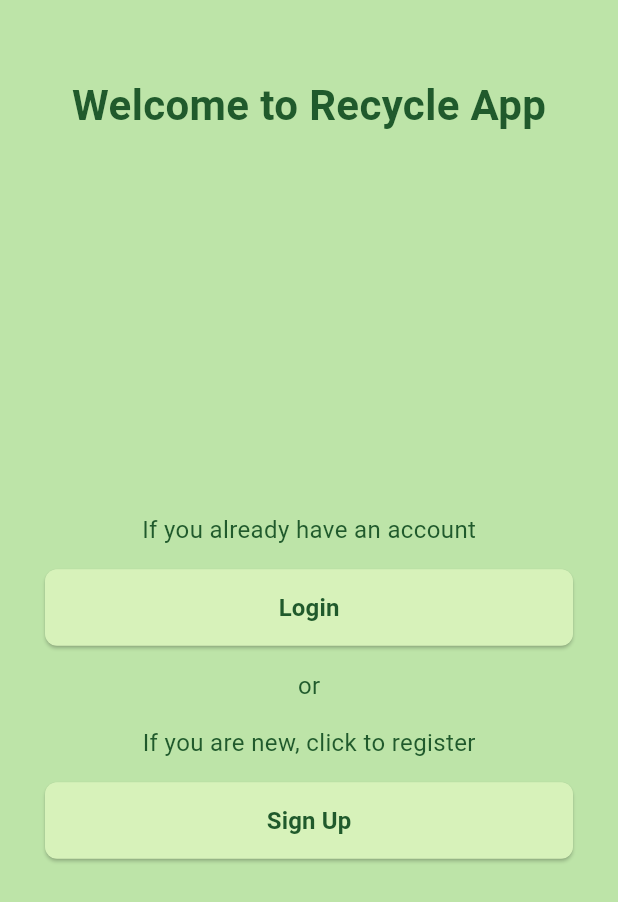
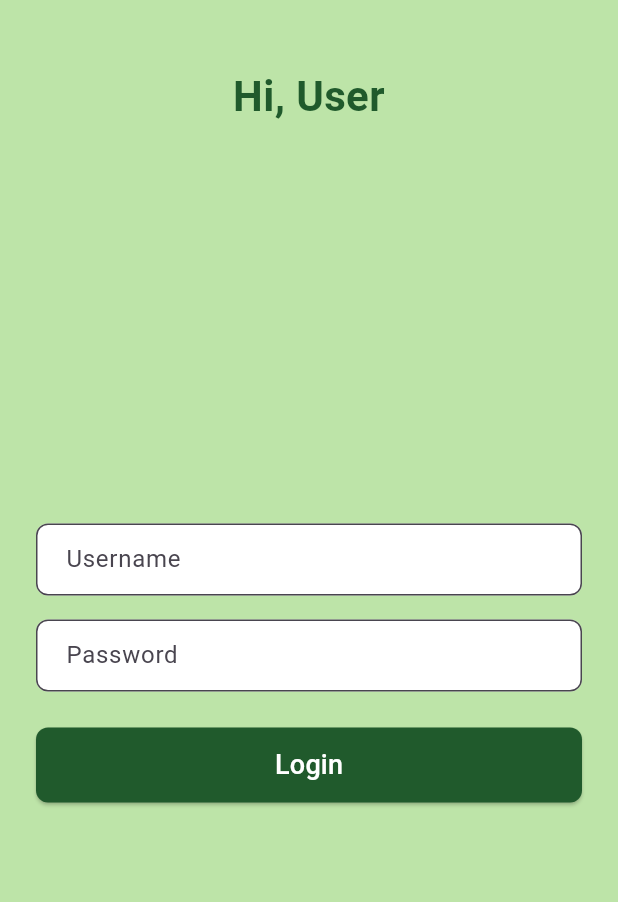
Before and after one commit to harilesmana/FE_RecycleMobile, a Flutter app: the WelcomeScreen screen opened directly, after a tap on "Login", on a phone screen of 412 x 824 dp. Shown: the top 902 px of the screen. Run offline on Flutter 3.47's test engine with Material 3 defaults, Android fonts, the light colour scheme and no system bars.

Commit message:
login register done

```diff
--- a/recycle_mobile/lib/main.dart
+++ b/recycle_mobile/lib/main.dart
@@ -1,6 +1,8 @@
 import 'package:recycle_mobile/screens/howToUse.dart';
 import 'package:recycle_mobile/screens/landingScreen.dart';
 import 'package:flutter/material.dart';
+import 'package:recycle_mobile/screens/loginScreen.dart';
+import 'package:recycle_mobile/screens/registerScreen.dart';
 import 'package:recycle_mobile/screens/welcomeScreen.dart';
 
 void main() {
@@ -18,7 +20,7 @@ class MyApp extends StatelessWidget {
       theme: ThemeData(
         useMaterial3: true,
       ),
-      home: const WelcomeScreen(),
+      home: const RegisterScreen(),
     );
   }
 }
--- /dev/null
+++ b/recycle_mobile/lib/screens/loginScreen.dart
@@ -0,0 +1,105 @@
+import 'package:flutter/material.dart';
+import 'package:recycle_mobile/util/colors.dart';
+
+class LoginScreen extends StatefulWidget {
+  const LoginScreen({super.key});
+
+  @override
+  State<LoginScreen> createState() => _LoginScreenState();
+}
+
+class _LoginScreenState extends State<LoginScreen> {
+  final TextEditingController _usernameController = TextEditingController();
+  final TextEditingController _passwordController = TextEditingController();
+
+  @override
+  void dispose() {
+    _usernameController.dispose();
+    _passwordController.dispose();
+    super.dispose();
+  }
+
+  @override
+  Widget build(BuildContext context) {
+    return Scaffold(
+      backgroundColor: AppColors.lightPrimaryColor,
+      body: SafeArea(
+        child: Padding(
+          padding: const EdgeInsets.all(24.0),
+          child: Column(
+            crossAxisAlignment: CrossAxisAlignment.stretch,
+            children: <Widget>[
+              const SizedBox(height: 20),
+              const Text(
+                'Hi, User',
+                style: TextStyle(
+                  fontSize: 28,
+                  fontWeight: FontWeight.bold,
+                  color: AppColors.darkPrimaryColor,
+                ),
+                textAlign: TextAlign.center,
+              ),
+              Expanded(
+                child: Column(
+                  mainAxisAlignment: MainAxisAlignment.center,
+                  crossAxisAlignment: CrossAxisAlignment.stretch,
+                  children: [
+                    TextField(
+                      controller: _usernameController,
+                      keyboardType: TextInputType.text,
+                      decoration: InputDecoration(
+                        hintText: 'Username',
+                        border: OutlineInputBorder(
+                          borderRadius: BorderRadius.circular(8),
+                        ),
+                        fillColor: Colors.white,
+                        filled: true,
+                        contentPadding: const EdgeInsets.symmetric(vertical: 12, horizontal: 16),
+                      ),
+                      style: const TextStyle(fontSize: 16),
+                    ),
+                    const SizedBox(height: 16),
+                    TextField(
+                      controller: _passwordController,
+                      obscureText: true,
+                      decoration: InputDecoration(
+                        hintText: 'Password',
+                        border: OutlineInputBorder(
+                          borderRadius: BorderRadius.circular(8),
+                        ),
+                        fillColor: Colors.white,
+                        filled: true,
+                        contentPadding: const EdgeInsets.symmetric(vertical: 12, horizontal: 16),
+                      ),
+                      style: const TextStyle(fontSize: 16),
+                    ),
+                    const SizedBox(height: 24),
+                    ElevatedButton(
+                      onPressed: () {
+                        String username = _usernameController.text;
+                        String password = _passwordController.text;
+                        print('Username: $username, Password: $password');
+                      },
+                      style: ElevatedButton.styleFrom(
+                        backgroundColor: AppColors.darkPrimaryColor,
+                        foregroundColor: Colors.white,
+                        padding: const EdgeInsets.symmetric(vertical: 12),
+                        shape: RoundedRectangleBorder(
+                          borderRadius: BorderRadius.circular(8),
+                        ),
+                      ),
+                      child: const Text(
+                        'Login',
+                        style: TextStyle(fontSize: 18),
+                      ),
+                    ),
+                  ],
+                ),
+              ),
+            ],
+          ),
+        ),
+      ),
+    );
+  }
+}
--- a/recycle_mobile/lib/screens/welcomeScreen.dart
+++ b/recycle_mobile/lib/screens/welcomeScreen.dart
@@ -1,5 +1,7 @@
 import 'package:flutter/material.dart';
 import 'package:recycle_mobile/util/colors.dart';
+import 'package:recycle_mobile/screens/loginScreen.dart';
+// import 'package:recycle_mobile/screens/registerScreen.dart';
 
 class WelcomeScreen extends StatelessWidget {
   const WelcomeScreen({super.key});
@@ -45,7 +47,10 @@ class WelcomeScreen extends StatelessWidget {
                         ),
                       ),
                       onPressed: () {
-                        // Navigasi ke halaman Login
+                        Navigator.push(
+                          context,
+                          MaterialPageRoute(builder: (context) => const LoginScreen()),
+                        );
                       },
                       child: const Text(
                         'Login',
@@ -85,7 +90,10 @@ class WelcomeScreen extends StatelessWidget {
                         ),
                       ),
                       onPressed: () {
-                        // Navigasi ke halaman Sign Up
+                        // Navigator.push(
+                        //   context,
+                        //   MaterialPageRoute(builder: (context) => const RegisterScreen()),
+                        // );
                       },
                       child: const Text(
                         'Sign Up',
```
Also changed, not shown: recycle_mobile/lib/screens/registerScreen.dart (added, +122 -0 lines).
